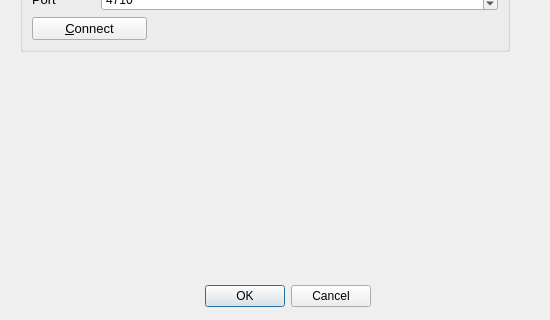
Qt form networkmanager.ui (fire-lizard/QBoard) before a commit; both pictures show x 0 to 550 and y 480 to 800 of the 550 by 800 pixel window.
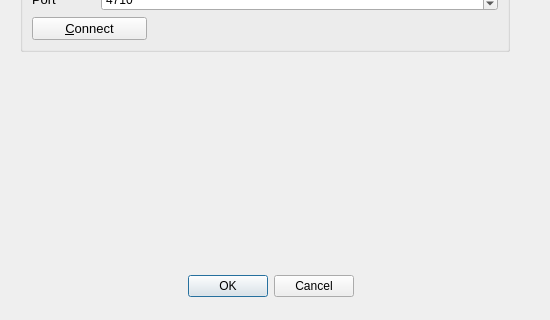
The same form after that commit.

```diff
--- a/networkmanager.ui
+++ b/networkmanager.ui
@@ -13,51 +13,6 @@
   <property name="windowTitle">
    <string>Network Manager</string>
   </property>
-  <widget class="QWidget" name="layoutWidget">
-   <property name="geometry">
-    <rect>
-     <x>20</x>
-     <y>760</y>
-     <width>351</width>
-     <height>33</height>
-    </rect>
-   </property>
-   <layout class="QHBoxLayout">
-    <property name="spacing">
-     <number>6</number>
-    </property>
-    <property name="margin" stdset="0">
-     <number>0</number>
-    </property>
-    <item>
-     <spacer>
-      <property name="orientation">
-       <enum>Qt::Orientation::Horizontal</enum>
-      </property>
-      <property name="sizeHint" stdset="0">
-       <size>
-        <width>131</width>
-        <height>31</height>
-       </size>
-      </property>
-     </spacer>
-    </item>
-    <item>
-     <widget class="QPushButton" name="okButton">
-      <property name="text">
-       <string>OK</string>
-      </property>
-     </widget>
-    </item>
-    <item>
-     <widget class="QPushButton" name="cancelButton">
-      <property name="text">
-       <string>Cancel</string>
-      </property>
-     </widget>
-    </item>
-   </layout>
-  </widget>
   <widget class="QRadioButton" name="local">
    <property name="geometry">
     <rect>
@@ -463,6 +418,25 @@
     </item>
    </layout>
   </widget>
+  <widget class="QDialogButtonBox" name="buttonBox">
+   <property name="geometry">
+    <rect>
+     <x>100</x>
+     <y>750</y>
+     <width>341</width>
+     <height>32</height>
+    </rect>
+   </property>
+   <property name="orientation">
+    <enum>Qt::Orientation::Horizontal</enum>
+   </property>
+   <property name="standardButtons">
+    <set>QDialogButtonBox::StandardButton::Cancel|QDialogButtonBox::StandardButton::Ok</set>
+   </property>
+   <property name="centerButtons">
+    <bool>true</bool>
+   </property>
+  </widget>
  </widget>
  <resources/>
  <connections/>
```
